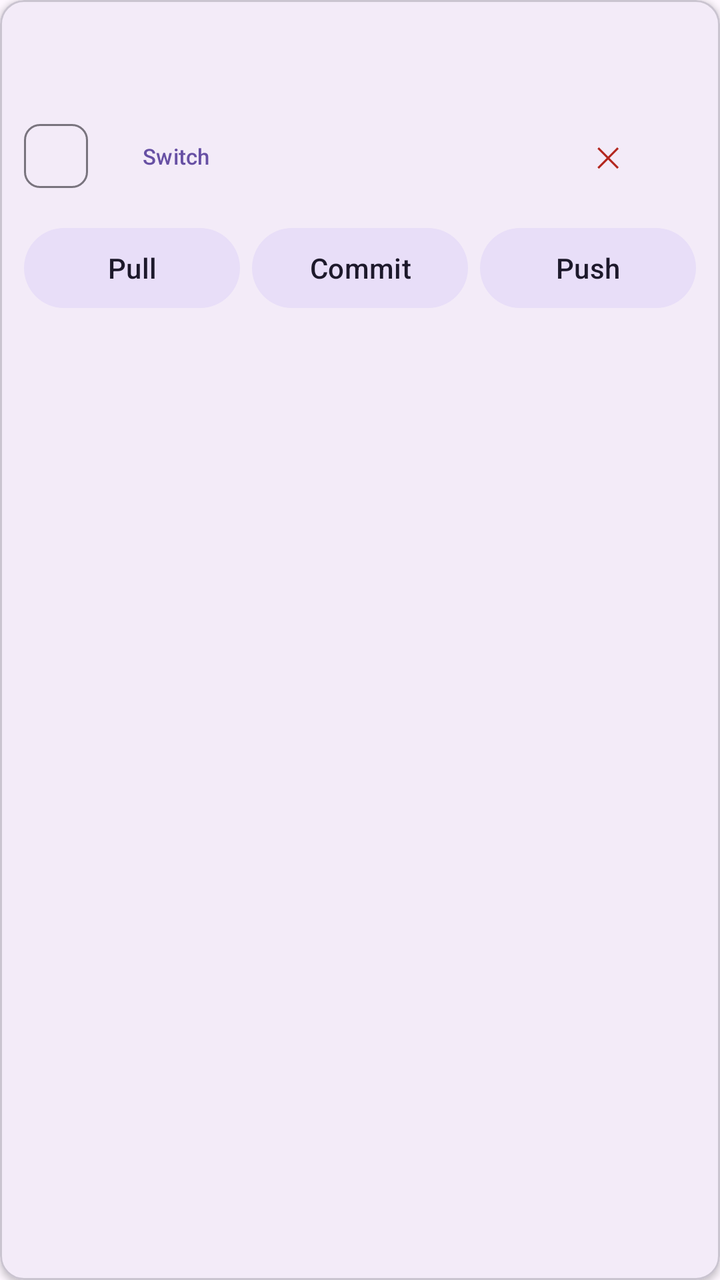
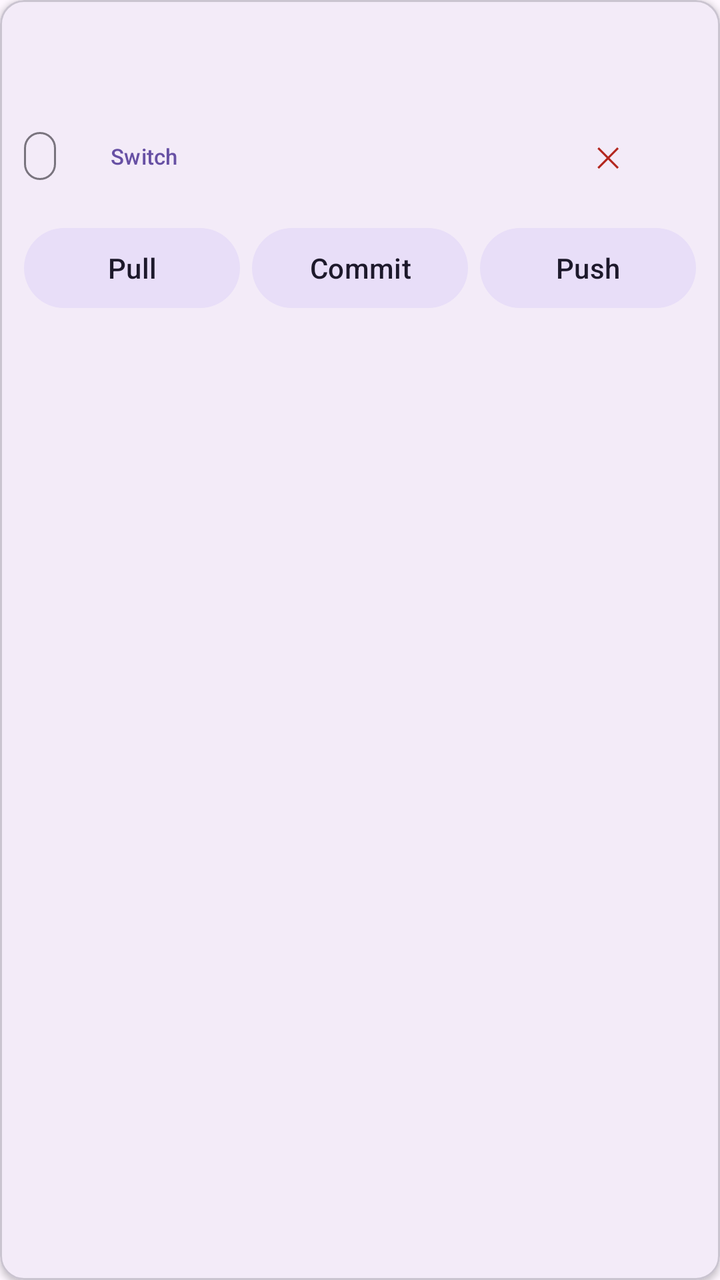

Compare the two renders of this Android layout. The source of the first and the diff that turns it into the second are given below.
<!-- AndroidManifest.xml: application theme Theme.MangoTree -->
<!-- res/layout/item_repo.xml -->
<?xml version="1.0" encoding="utf-8"?>
<com.google.android.material.card.MaterialCardView
    xmlns:android="http://schemas.android.com/apk/res/android"
    xmlns:app="http://schemas.android.com/apk/res-auto"
    android:layout_width="match_parent"
    android:layout_height="wrap_content"
    android:layout_marginHorizontal="12dp"
    android:layout_marginTop="8dp"
    app:cardElevation="2dp">

    <LinearLayout
        android:layout_width="match_parent"
        android:layout_height="wrap_content"
        android:orientation="vertical"
        android:padding="12dp">

        <TextView
            android:id="@+id/repoName"
            android:layout_width="match_parent"
            android:layout_height="wrap_content"
            android:textAppearance="?attr/textAppearanceTitleMedium" />

        <TextView
            android:id="@+id/repoUrl"
            android:layout_width="match_parent"
            android:layout_height="wrap_content"
            android:textAppearance="?attr/textAppearanceBodySmall"
            android:textColor="?attr/colorOnSurfaceVariant" />

        <LinearLayout
            android:layout_width="match_parent"
            android:layout_height="wrap_content"
            android:layout_marginTop="4dp"
            android:orientation="horizontal"
            android:gravity="center_vertical">

            <com.google.android.material.chip.Chip
                android:id="@+id/repoBranch"
                android:layout_width="wrap_content"
                android:layout_height="wrap_content"
                android:clickable="false"
                android:focusable="false"
                app:chipMinTouchTargetSize="0dp"
                app:ensureMinTouchTargetSize="false"
                style="@style/Widget.Material3.Chip.Assist"
                android:textAppearance="?attr/textAppearanceLabelSmall" />

            <com.google.android.material.button.MaterialButton
                android:id="@+id/branchButton"
                style="@style/Widget.Material3.Button.TextButton"
                android:layout_width="wrap_content"
                android:layout_height="wrap_content"
                android:text="Switch"
                android:textSize="11sp" />

            <View
                android:layout_width="0dp"
                android:layout_height="0dp"
                android:layout_weight="1" />

            <com.google.android.material.button.MaterialButton
                android:id="@+id/removeButton"
                style="@style/Widget.Material3.Button.TextButton"
                android:layout_width="wrap_content"
                android:layout_height="wrap_content"
                android:text="✕"
                android:textColor="?attr/colorError" />

        </LinearLayout>

        
        <LinearLayout
            android:layout_width="match_parent"
            android:layout_height="wrap_content"
            android:layout_marginTop="8dp"
            android:orientation="horizontal">

            <com.google.android.material.button.MaterialButton
                android:id="@+id/pullButton"
                style="@style/Widget.Material3.Button.TonalButton"
                android:layout_width="0dp"
                android:layout_height="wrap_content"
                android:layout_weight="1"
                android:text="Pull" />

            <com.google.android.material.button.MaterialButton
                android:id="@+id/commitButton"
                style="@style/Widget.Material3.Button.TonalButton"
                android:layout_width="0dp"
                android:layout_height="wrap_content"
                android:layout_weight="1"
                android:layout_marginHorizontal="6dp"
                android:text="Commit" />

            <com.google.android.material.button.MaterialButton
                android:id="@+id/pushButton"
                style="@style/Widget.Material3.Button.TonalButton"
                android:layout_width="0dp"
                android:layout_height="wrap_content"
                android:layout_weight="1"
                android:text="Push" />

        </LinearLayout>

    </LinearLayout>

</com.google.android.material.card.MaterialCardView>
<!-- resources referenced by this layout -->
<resources>
  <style name="Theme.MangoTree" parent="Theme.Material3.DayNight.NoActionBar" />
</resources>

<!-- the commit's change to res/layout/item_repo.xml (unified diff, before → after) -->
@@ -42,6 +42,11 @@
                 android:focusable="false"
                 app:chipMinTouchTargetSize="0dp"
                 app:ensureMinTouchTargetSize="false"
+                app:chipMinHeight="24dp"
+                app:chipStartPadding="6dp"
+                app:chipEndPadding="6dp"
+                app:textStartPadding="2dp"
+                app:textEndPadding="2dp"
                 style="@style/Widget.Material3.Chip.Assist"
                 android:textAppearance="?attr/textAppearanceLabelSmall" />
 
